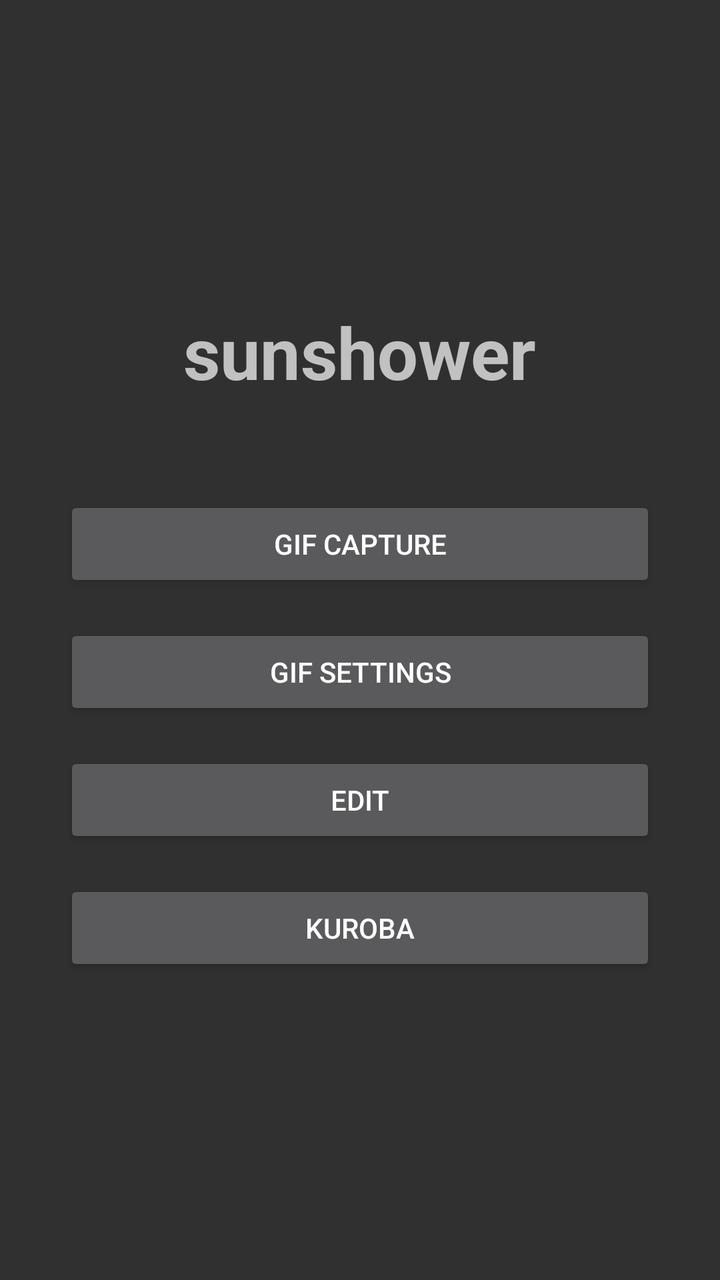
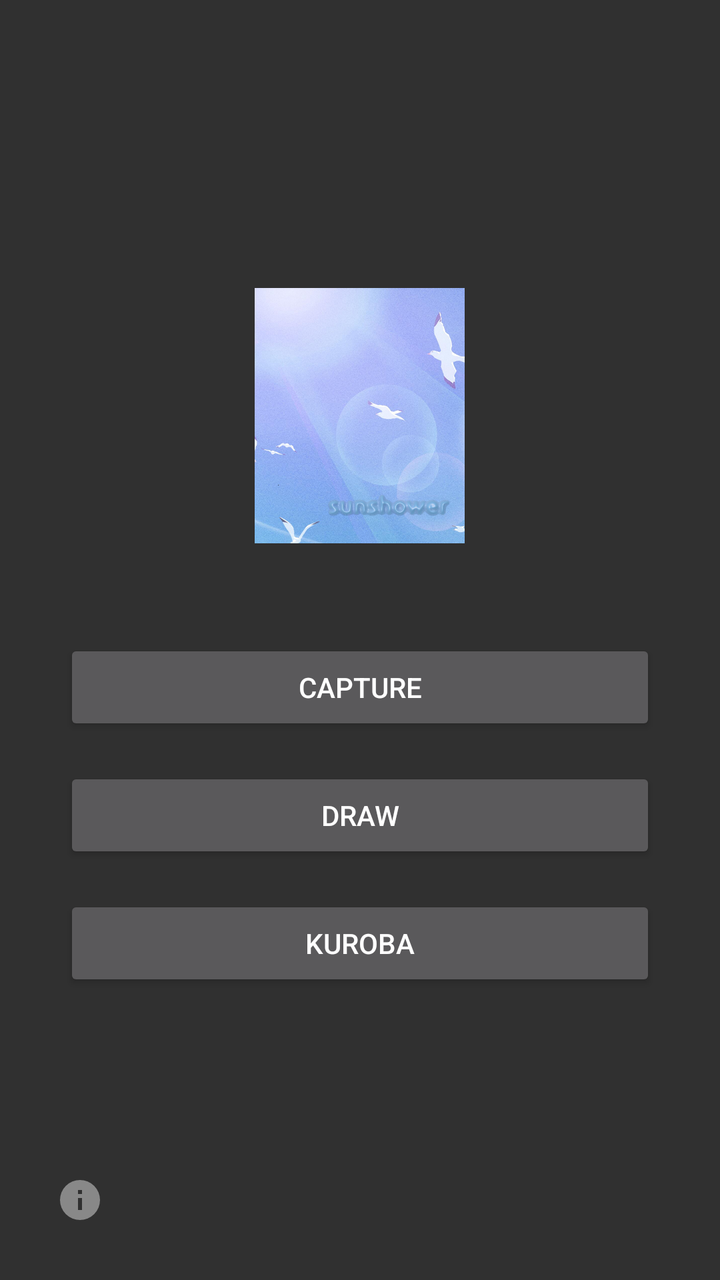

Screens rendered from an Android XML layout before and after an edit, with the pre-edit source and the edit as a unified diff.
<!-- AndroidManifest.xml: application theme Theme.Sunshower -->
<!-- res/layout/activity_menu.xml -->
<?xml version="1.0" encoding="utf-8"?>
<LinearLayout xmlns:android="http://schemas.android.com/apk/res/android"
    android:layout_width="match_parent"
    android:layout_height="match_parent"
    android:gravity="center"
    android:orientation="vertical"
    android:padding="32dp">

    <TextView
        android:layout_width="wrap_content"
        android:layout_height="wrap_content"
        android:layout_marginBottom="48dp"
        android:text="@string/app_name"
        android:textSize="36sp"
        android:textStyle="bold" />

    <Button
        android:id="@+id/take_gif_button"
        android:layout_width="match_parent"
        android:layout_height="wrap_content"
        android:layout_marginBottom="16dp"
        android:text="@string/take_gif" />

    <Button
        android:id="@+id/settings_menu_button"
        android:layout_width="match_parent"
        android:layout_height="wrap_content"
        android:layout_marginBottom="16dp"
        android:text="@string/settings" />

    <Button
        android:id="@+id/edit_menu_button"
        android:layout_width="match_parent"
        android:layout_height="wrap_content"
        android:layout_marginBottom="16dp"
        android:text="@string/edit" />

    <Button
        android:id="@+id/kuroba_menu_button"
        android:layout_width="match_parent"
        android:layout_height="wrap_content"
        android:text="@string/kuroba" />
</LinearLayout>
<!-- resources referenced by this layout -->
<resources>
  <string name="app_name">sunshower</string>
  <string name="edit">Edit</string>
  <string name="kuroba">Kuroba</string>
  <string name="settings">GIF Settings</string>
  <string name="take_gif">GIF Capture</string>
  <style name="Theme.Sunshower" parent="android:Theme.Material.NoActionBar" />
</resources>

<!-- the commit's change to res/layout/activity_menu.xml (unified diff, before → after) -->
@@ -1,43 +1,54 @@
 <?xml version="1.0" encoding="utf-8"?>
-<LinearLayout xmlns:android="http://schemas.android.com/apk/res/android"
+<FrameLayout xmlns:android="http://schemas.android.com/apk/res/android"
     android:layout_width="match_parent"
-    android:layout_height="match_parent"
-    android:gravity="center"
-    android:orientation="vertical"
-    android:padding="32dp">
+    android:layout_height="match_parent">
 
-    <TextView
-        android:layout_width="wrap_content"
-        android:layout_height="wrap_content"
-        android:layout_marginBottom="48dp"
-        android:text="@string/app_name"
-        android:textSize="36sp"
-        android:textStyle="bold" />
+    <LinearLayout
+        android:layout_width="match_parent"
+        android:layout_height="match_parent"
+        android:gravity="center"
+        android:orientation="vertical"
+        android:padding="32dp">
 
-    <Button
-        android:id="@+id/take_gif_button"
-        android:layout_width="match_parent"
-        android:layout_height="wrap_content"
-        android:layout_marginBottom="16dp"
-        android:text="@string/take_gif" />
+        <ImageView
+            android:layout_width="wrap_content"
+            android:layout_height="wrap_content"
+            android:layout_gravity="center_horizontal"
+            android:layout_marginBottom="48dp"
+            android:adjustViewBounds="true"
+            android:contentDescription="@string/app_name"
+            android:maxHeight="220dp"
+            android:src="@drawable/logo" />
 
-    <Button
-        android:id="@+id/settings_menu_button"
-        android:layout_width="match_parent"
-        android:layout_height="wrap_content"
-        android:layout_marginBottom="16dp"
-        android:text="@string/settings" />
+        <Button
+            android:id="@+id/take_gif_button"
+            android:layout_width="match_parent"
+            android:layout_height="wrap_content"
+            android:layout_marginBottom="16dp"
+            android:text="@string/take_gif" />
 
-    <Button
-        android:id="@+id/edit_menu_button"
-        android:layout_width="match_parent"
-        android:layout_height="wrap_content"
-        android:layout_marginBottom="16dp"
-        android:text="@string/edit" />
+        <Button
+            android:id="@+id/edit_menu_button"
+            android:layout_width="match_parent"
+            android:layout_height="wrap_content"
+            android:layout_marginBottom="16dp"
+            android:text="@string/edit" />
 
-    <Button
-        android:id="@+id/kuroba_menu_button"
-        android:layout_width="match_parent"
-        android:layout_height="wrap_content"
-        android:text="@string/kuroba" />
-</LinearLayout>
+        <Button
+            android:id="@+id/kuroba_menu_button"
+            android:layout_width="match_parent"
+            android:layout_height="wrap_content"
+            android:text="@string/kuroba" />
+    </LinearLayout>
+
+    <ImageButton
+        android:id="@+id/about_button"
+        android:layout_width="48dp"
+        android:layout_height="48dp"
+        android:layout_gravity="bottom|start"
+        android:layout_margin="16dp"
+        android:background="@android:color/transparent"
+        android:contentDescription="@string/about"
+        android:src="@drawable/ic_info"
+        android:tint="#888888" />
+</FrameLayout>
<!-- resource entries referenced after the edit -->
@@ -1,10 +1,22 @@
 <!-- resources referenced by this layout -->
 <resources>
+  <!-- drawable ic_info (drawable) -->
+  <?xml version="1.0" encoding="utf-8"?>
+  <vector xmlns:android="http://schemas.android.com/apk/res/android"
+      android:width="24dp"
+      android:height="24dp"
+      android:viewportWidth="24"
+      android:viewportHeight="24">
+      <path
+          android:fillColor="#FF000000"
+          android:pathData="M12,2A10,10,0,1,0,22,12A10,10,0,0,0,12,2ZM13,17H11V11H13ZM13,9H11V7H13Z" />
+  </vector>
+  <!-- drawable logo: png bitmap (drawable-nodpi, 165044 bytes) -->
+  <string name="about">About</string>
   <string name="app_name">sunshower</string>
-  <string name="edit">Edit</string>
+  <string name="edit">Draw</string>
   <string name="kuroba">Kuroba</string>
-  <string name="settings">GIF Settings</string>
-  <string name="take_gif">GIF Capture</string>
+  <string name="take_gif">Capture</string>
   <style name="Theme.Sunshower" parent="android:Theme.Material.NoActionBar" />
 </resources>
 
